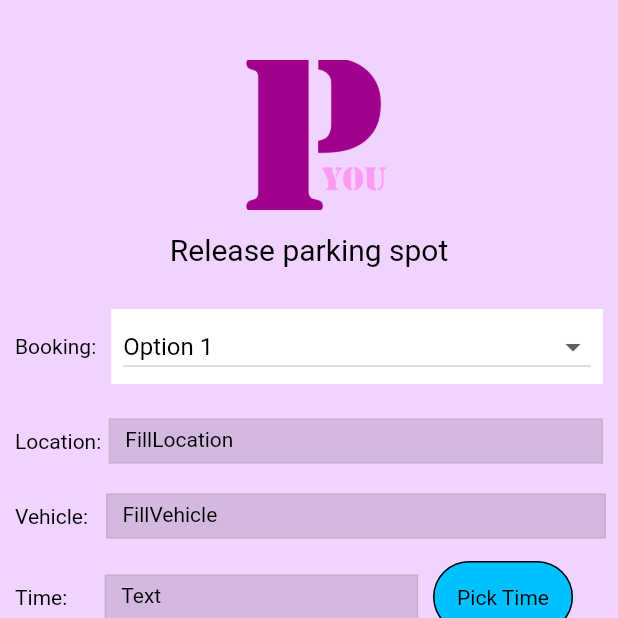
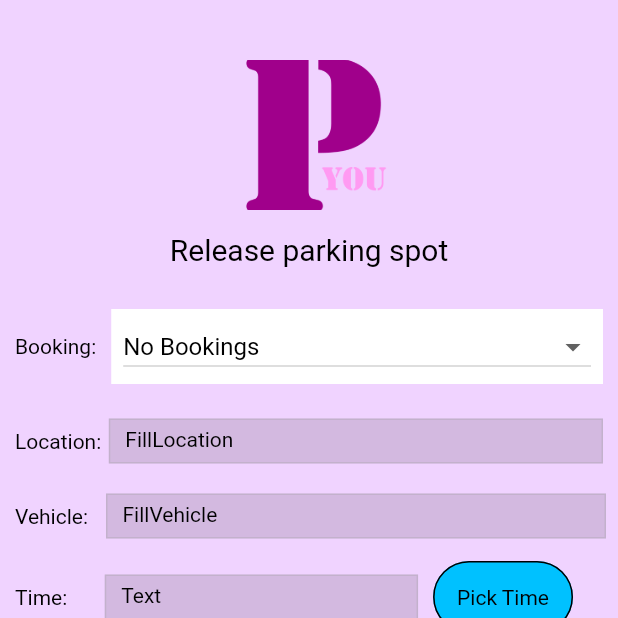
Before and after one commit to Joppe-vL/parkyou, a Flutter app: the ReleaseParkSpot screen opened directly, after a tap on "Release", on a phone screen of 412 x 824 dp, the top half of it. Run offline on Flutter 3.47's test engine with Material 2 defaults, Android fonts, the phone set to English and light mode, and no system bars; our stand-ins replace cloud_firestore, firebase_auth, firebase_core, flutter_datetime_picker, flutter_map, geolocator and 1 more; missing offline and left inert: positioned_tap_detector_2; accounts and stored records are empty.

```diff
--- a/lib/pages/release_parkspot.dart
+++ b/lib/pages/release_parkspot.dart
@@ -4,12 +4,10 @@ import 'package:flutter_datetime_picker/flutter_datetime_picker.dart';
 import 'package:flutter/gestures.dart';
 import 'package:flutter/cupertino.dart';
 import 'package:intl/intl.dart';
+import 'package:cloud_firestore/cloud_firestore.dart';
+import 'package:firebase_auth/firebase_auth.dart';
 
-List<String> bookingOptions = [
-  "Option 1",
-  "Option 2",
-  "Option 3"
-]; // Unique values
+List<String> bbookingOptions = []; // Initialize as an empty list
 
 class ReleaseParkSpot extends StatefulWidget {
   @override
@@ -17,7 +15,42 @@ class ReleaseParkSpot extends StatefulWidget {
 }
 
 class _ReleaseParkSpotState extends State<ReleaseParkSpot> {
-  String selectedOption = "Option 1"; // Unique values
+  List<String> bookingOptions = [
+    'No Bookings'
+  ]; // Initialize with a default option
+  String selectedOption = 'No Bookings';
+  String selectedOptionId = '';
+
+  Future<void> getBookingOptions() async {
+    try {
+      final String? userUid = FirebaseAuth.instance.currentUser?.uid;
+      final CollectionReference vehiclesCollection = FirebaseFirestore.instance
+          .collection('Users')
+          .doc(userUid)
+          .collection('Park_Spots');
+
+      final QuerySnapshot snapshot = await vehiclesCollection.get();
+      final List<String> options = snapshot.docs
+          .map((doc) =>
+              (doc.data() as Map<String, dynamic>)['location'] as String)
+          .toList();
+      setState(() {
+        bookingOptions = options.isNotEmpty ? options : ['No Bookings'];
+        selectedOption = bookingOptions.contains(selectedOption)
+            ? selectedOption
+            : bookingOptions[0];
+      });
+    } catch (e) {
+      print('Error fetching vehicle options: $e');
+    }
+  }
+
+  @override
+  void initState() {
+    super.initState();
+    getBookingOptions();
+  }
+
   TextEditingController time1Controller = TextEditingController();
   DateTime? selectedTime1;
   String selectedTime = "Text";
```
Also changed, not shown: lib/pages/vehiclescreen.dart (+37 -6 lines).
